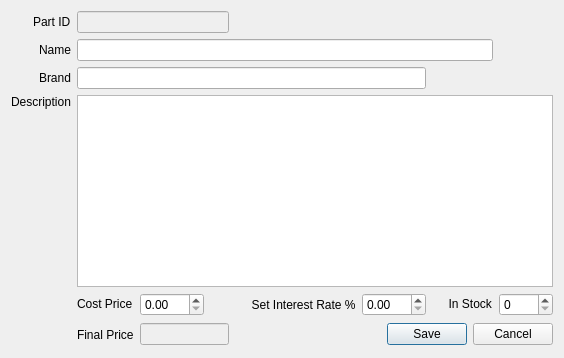
Above: Stock_Update_Part.ui from bedi1982/Oficina before the change. Below: the same form after it.
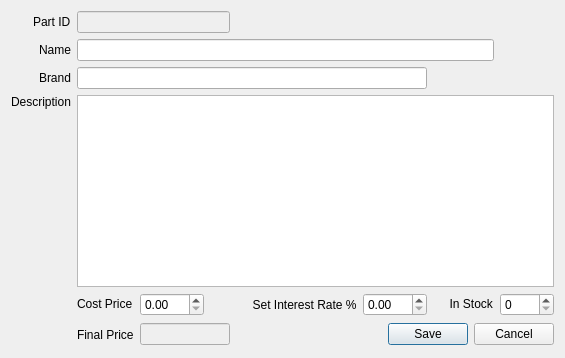
That is the form after the change. Icons and pictures are not drawn.

What changed in the file:
```diff
--- a/Stock_Update_Part.ui
+++ b/Stock_Update_Part.ui
@@ -6,7 +6,7 @@
    <rect>
     <x>0</x>
     <y>0</y>
-    <width>564</width>
+    <width>565</width>
     <height>358</height>
    </rect>
   </property>
```
Left out of the diff: 8 changed lines with no effect on the pictures.
